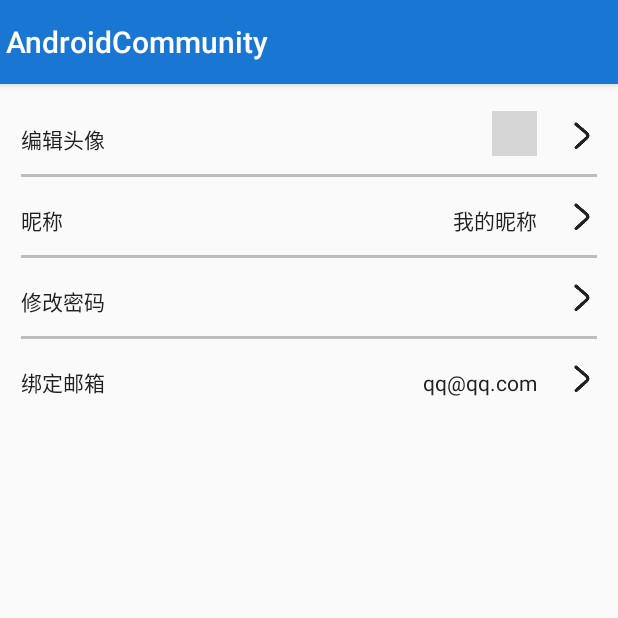
After one commit to yuyuyuhaoshi/Android-Community, an Android app: the MyInfoActivity screen opened directly, with no data from a screen before it, on a phone screen of 412 x 824 dp, the top half of it. The commit adds this screen. Run offline under Robolectric (Android 15) with nearby library versions, the light colour scheme and no system bars; our stand-ins replace CircleImageView; grey boxes are pictures that could not be loaded.

Commit message:
增加我的信息页

```diff
--- a/app/src/main/AndroidManifest.xml
+++ b/app/src/main/AndroidManifest.xml
@@ -20,6 +20,8 @@
         </activity>
         <activity android:name=".activity.LoginActivity" />
         <activity android:name=".activity.RegisterActivity" />
+        <activity android:name=".activity.MyPostsActivity" />
+        <activity android:name=".activity.MyInfoActivity" />
     </application>
     <uses-permission android:name="android.permission.INTERNET" />
 </manifest>
--- /dev/null
+++ b/app/src/main/java/com/yhslib/android/activity/MyInfoActivity.java
@@ -0,0 +1,25 @@
+package com.yhslib.android.activity;
+
+import android.content.Intent;
+import android.os.Bundle;
+import android.support.v7.app.AppCompatActivity;
+import android.util.Log;
+
+import com.yhslib.android.R;
+
+public class MyInfoActivity extends AppCompatActivity {
+    private String TAG = "MyInfoActivity";
+
+    private String userID;
+    private String token;
+
+    @Override
+    protected void onCreate(Bundle savedInstanceState) {
+        super.onCreate(savedInstanceState);
+        setContentView(R.layout.activity_my_info);
+        Intent intent = getIntent();
+        userID = intent.getStringExtra("userID");
+        token = intent.getStringExtra("token");
+        Log.d(TAG, userID);
+    }
+}
--- a/app/src/main/java/com/yhslib/android/config/URL.java
+++ b/app/src/main/java/com/yhslib/android/config/URL.java
@@ -10,7 +10,7 @@ public class URL {
             return host + "/rest-auth/login/";
         }
 
-        public static String emailList() {
+        public static String getEmailList() {
             // method:get
             // return http://api.dj-china.org/users/email/
             return host + "/users/email/";
--- /dev/null
+++ b/app/src/main/res/layout/activity_my_info.xml
@@ -0,0 +1,150 @@
+<?xml version="1.0" encoding="utf-8"?>
+<LinearLayout xmlns:android="http://schemas.android.com/apk/res/android"
+    android:layout_width="match_parent"
+    android:layout_height="match_parent"
+    android:layout_marginBottom="@dimen/offset_14dp"
+    android:layout_marginLeft="@dimen/offset_14dp"
+    android:layout_marginRight="@dimen/offset_14dp"
+    android:layout_marginTop="@dimen/offset_14dp"
+    android:orientation="vertical">
+
+    <LinearLayout
+        android:layout_width="match_parent"
+        android:layout_height="@dimen/offset_40dp"
+        android:orientation="horizontal">
+
+        <TextView
+            android:layout_width="wrap_content"
+            android:layout_height="wrap_content"
+            android:layout_marginTop="@dimen/offset_12dp"
+            android:layout_weight="1"
+            android:text="编辑头像"
+            android:textColor="@color/colorPrimaryText"
+            android:textSize="@dimen/font_size_normal" />
+
+        <de.hdodenhof.circleimageview.CircleImageView
+            android:layout_width="@dimen/offset_30dp"
+            android:layout_height="@dimen/offset_30dp"
+            android:layout_marginRight="@dimen/offset_20dp"
+            android:layout_marginTop="@dimen/offset_4dp"
+            android:src="@mipmap/via" />
+
+        <ImageView
+            android:layout_width="@dimen/offset_20dp"
+            android:layout_height="@dimen/offset_20dp"
+            android:layout_marginTop="@dimen/offset_10dp"
+            android:src="@mipmap/right_arrow" />
+    </LinearLayout>
+
+    <View
+        android:layout_width="fill_parent"
+        android:layout_height="@dimen/offset_2dp"
+        android:layout_marginTop="@dimen/offset_6dp"
+        android:layout_marginBottom="@dimen/offset_6dp"
+        android:background="@color/colorDivider" />
+
+    <LinearLayout
+        android:layout_width="match_parent"
+        android:layout_height="@dimen/offset_40dp"
+        android:orientation="horizontal">
+
+        <TextView
+            android:layout_width="wrap_content"
+            android:layout_height="wrap_content"
+            android:layout_marginTop="@dimen/offset_12dp"
+            android:layout_weight="1"
+            android:text="昵称"
+            android:textColor="@color/colorPrimaryText"
+            android:textSize="@dimen/font_size_normal" />
+
+        <TextView
+            android:layout_width="wrap_content"
+            android:layout_height="wrap_content"
+            android:layout_marginRight="@dimen/offset_20dp"
+            android:layout_marginTop="@dimen/offset_12dp"
+            android:text="我的昵称"
+            android:textColor="@color/colorPrimaryText"
+            android:textSize="@dimen/font_size_normal" />
+
+        <ImageView
+            android:layout_width="@dimen/offset_20dp"
+            android:layout_height="@dimen/offset_20dp"
+            android:layout_marginTop="@dimen/offset_10dp"
+            android:src="@mipmap/right_arrow" />
+    </LinearLayout>
+
+    <View
+        android:layout_width="fill_parent"
+        android:layout_height="@dimen/offset_2dp"
+        android:layout_marginTop="@dimen/offset_6dp"
+        android:layout_marginBottom="@dimen/offset_6dp"
+        android:background="@color/colorDivider" />
+
+    <LinearLayout
+        android:layout_width="match_parent"
+        android:layout_height="@dimen/offset_40dp"
+        android:orientation="horizontal">
+
+        <TextView
+            android:layout_width="wrap_content"
+            android:layout_height="wrap_content"
+            android:layout_marginTop="@dimen/offset_12dp"
+            android:layout_weight="1"
+            android:text="修改密码"
+            android:textColor="@color/colorPrimaryText"
+            android:textSize="@dimen/font_size_normal" />
+
+        <TextView
+            android:layout_width="wrap_content"
+            android:layout_height="wrap_content"
+            android:layout_marginRight="@dimen/offset_20dp"
+            android:layout_marginTop="@dimen/offset_12dp"
+            android:text=""
+            android:textColor="@color/colorPrimaryText"
+            android:textSize="@dimen/font_size_normal" />
+
+        <ImageView
+            android:layout_width="@dimen/offset_20dp"
+            android:layout_height="@dimen/offset_20dp"
+            android:layout_marginTop="@dimen/offset_10dp"
+            android:src="@mipmap/right_arrow" />
+    </LinearLayout>
+
+    <View
+        android:layout_width="fill_parent"
+        android:layout_height="@dimen/offset_2dp"
+        android:layout_marginTop="@dimen/offset_6dp"
+        android:layout_marginBottom="@dimen/offset_6dp"
+        android:background="@color/colorDivider" />
+
+    <LinearLayout
+        android:layout_width="match_parent"
+        android:layout_height="@dimen/offset_40dp"
+        android:orientation="horizontal">
+
+        <TextView
+            android:layout_width="wrap_content"
+            android:layout_height="wrap_content"
+            android:layout_marginTop="@dimen/offset_12dp"
+            android:layout_weight="1"
+            android:text="绑定邮箱"
+            android:textColor="@color/colorPrimaryText"
+            android:textSize="@dimen/font_size_normal" />
+
+        <TextView
+            android:layout_width="wrap_content"
+            android:layout_height="wrap_content"
+            android:layout_marginRight="@dimen/offset_20dp"
+            android:layout_marginTop="@dimen/offset_12dp"
+            android:text="qq@qq.com"
+            android:textColor="@color/colorPrimaryText"
+            android:textSize="@dimen/font_size_normal" />
+
+        <ImageView
+            android:layout_width="@dimen/offset_20dp"
+            android:layout_height="@dimen/offset_20dp"
+            android:layout_marginTop="@dimen/offset_10dp"
+            android:src="@mipmap/right_arrow" />
+    </LinearLayout>
+
+</LinearLayout>
--- a/app/src/main/res/layout/fragment_community.xml
+++ b/app/src/main/res/layout/fragment_community.xml
@@ -1,7 +1,8 @@
 <?xml version="1.0" encoding="utf-8"?>
 <LinearLayout xmlns:android="http://schemas.android.com/apk/res/android"
-    android:orientation="vertical" android:layout_width="match_parent"
-    android:layout_height="match_parent">
+    android:layout_width="match_parent"
+    android:layout_height="match_parent"
+    android:orientation="vertical">
 
     <TextView
         android:id="@+id/actionbar_title"
--- a/app/src/main/res/layout/fragment_mine.xml
+++ b/app/src/main/res/layout/fragment_mine.xml
@@ -172,7 +172,7 @@
             <ImageView
                 android:layout_width="wrap_content"
                 android:layout_height="wrap_content"
-                android:src="@mipmap/fav" />
+                android:src="@mipmap/reply" />
 
             <TextView
                 android:id="@+id/mine_my_favorite"
@@ -181,7 +181,7 @@
                 android:layout_marginLeft="@dimen/offset_8dp"
                 android:layout_weight="1"
                 android:paddingTop="@dimen/offset_10dp"
-                android:text="@string/mine_my_favorite"
+                android:text="@string/mine_my_reply"
                 android:textColor="@color/colorPrimaryText"
                 android:textSize="@dimen/font_size_normal" />
 
--- a/app/src/main/res/values/strings.xml
+++ b/app/src/main/res/values/strings.xml
@@ -15,6 +15,7 @@
     <string name="mine_my_favorite">我的收藏</string>
     <string name="mine_my_post">我的文章</string>
     <string name="mine_my_check_in">我的签到</string>
+    <string name="mine_my_reply">我的回复</string>
     <string name="temporary_post">本文共1263字，预计3分钟阅读本文。\n
 
 这篇文章一直很想写，一直舍不得写。写文章的心情不太好。\n
```
Also changed, not shown: app/src/main/java/com/yhslib/android/activity/MyPostsActivity.java (added, +60 -0 lines), app/src/main/java/com/yhslib/android/fragment/MineFragment.java (+20 -23 lines), app/src/main/java/com/yhslib/android/fragment/MyPostsFragment.java (deleted, +0 -39 lines), app/src/main/res/layout/activity_main.xml (+9 -0 lines), app/src/main/res/layout/activity_my_post_list.xml (renamed from app/src/main/res/layout/activity_register.xml, +13 -2 lines), app/src/main/res/layout/fragment_my_post_list.xml (deleted, +0 -17 lines), app/src/main/res/mipmap-hdpi/reply.png (added), app/src/main/res/mipmap-mdpi/reply.png (added), app/src/main/res/mipmap-xhdpi/reply.png (added), app/src/main/res/mipmap-xxhdpi/reply.png (added), app/src/main/res/mipmap-xxxhdpi/reply.png (added).
